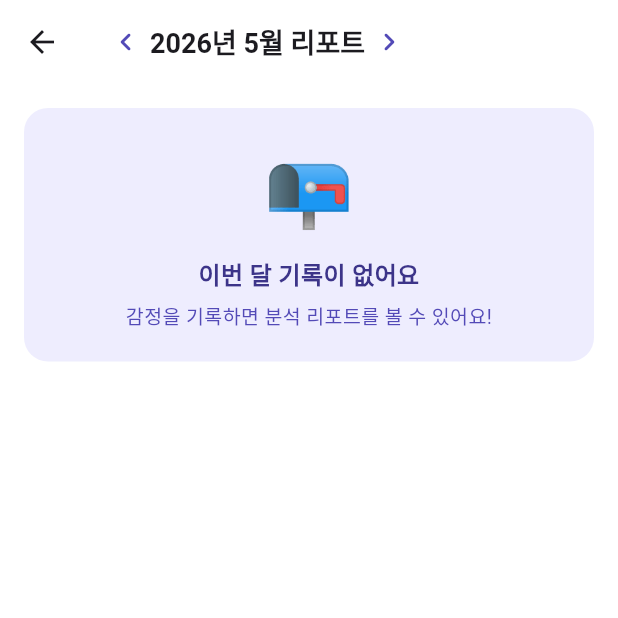
After one commit to JunHyeongChoii/Emolog, a Flutter app: the ReportScreen screen opened directly, on a phone screen of 412 x 824 dp, the top half of it. The commit adds this screen. Run offline on Flutter 3.47's test engine with Material 3 defaults, Android fonts, the phone set to English and light mode, and no system bars; our stand-ins replace hive, hive_flutter; accounts and stored records are empty.

Commit message:
feat: 감정 분석 리포트 화면 추가

```diff
--- a/lib/screens/monthly_emotion_screen.dart
+++ b/lib/screens/monthly_emotion_screen.dart
@@ -2,6 +2,7 @@ import 'package:flutter/material.dart';
 import 'package:hive_flutter/hive_flutter.dart';
 import '../models/emotion_entry.dart';
 import 'detail_emotion_screen.dart';
+import 'report_screen.dart';
 
 class MonthlyEmotionScreen extends StatefulWidget {
   const MonthlyEmotionScreen({super.key});
@@ -84,12 +85,22 @@ class _MonthlyEmotionScreenState extends State<MonthlyEmotionScreen> {
           ],
         ),
         actions: [
+          // 리포트 버튼
+          IconButton(
+            icon: const Icon(Icons.bar_chart_rounded,
+              color: Color(0xFF534AB7)),
+            onPressed: () => Navigator.push(
+              context,
+              MaterialPageRoute(
+                builder: (_) => const ReportScreen()),
+            ),
+          ),
           // 캘린더/리스트 뷰 전환
           IconButton(
             icon: Icon(
               _isCalendarView
-                  ? Icons.list_rounded
-                  : Icons.calendar_month_rounded,
+                ? Icons.list_rounded
+                : Icons.calendar_month_rounded,
               color: const Color(0xFF534AB7),
             ),
             onPressed: () =>
--- /dev/null
+++ b/lib/screens/report_screen.dart
@@ -0,0 +1,487 @@
+import 'package:flutter/material.dart';
+import 'package:hive_flutter/hive_flutter.dart';
+import '../models/emotion_entry.dart';
+import '../models/todo_entry.dart';
+import '../models/ledger_entry.dart';
+
+class ReportScreen extends StatefulWidget {
+  const ReportScreen({super.key});
+
+  @override
+  State<ReportScreen> createState() => _ReportScreenState();
+}
+
+class _ReportScreenState extends State<ReportScreen> {
+  late int _year;
+  late int _month;
+
+  @override
+  void initState() {
+    super.initState();
+    final now = DateTime.now();
+    _year = now.year;
+    _month = now.month;
+  }
+
+  void _prevMonth() {
+    setState(() {
+      if (_month == 1) { _month = 12; _year--; }
+      else { _month--; }
+    });
+  }
+
+  void _nextMonth() {
+    setState(() {
+      if (_month == 12) { _month = 1; _year++; }
+      else { _month++; }
+    });
+  }
+
+  String get _monthPrefix =>
+      '$_year-${_month.toString().padLeft(2, '0')}';
+
+  String _formatAmount(int amount) {
+    return amount.toString().replaceAllMapped(
+        RegExp(r'(\d{1,3})(?=(\d{3})+(?!\d))'), (m) => '${m[1]},');
+  }
+
+  @override
+  Widget build(BuildContext context) {
+    final emotionBox = Hive.box<EmotionEntry>('emotions');
+    final todoBox = Hive.box<TodoEntry>('todos');
+    final ledgerBox = Hive.box<LedgerEntry>('ledger');
+
+    // 해당 월 감정 기록 (빈 항목 제외)
+    final emotions = emotionBox.values
+        .where((e) => e.date.startsWith(_monthPrefix) && !e.isEmpty)
+        .toList();
+
+    // 해당 월 할일
+    final todos = todoBox.values
+        .where((t) => t.date.startsWith(_monthPrefix))
+        .toList();
+
+    // 해당 월 가계부
+    final ledgers = ledgerBox.values
+        .where((l) => l.date.startsWith(_monthPrefix))
+        .toList();
+
+    // 기본 통계
+    final totalDays = emotions.length;
+    final avgScore = totalDays == 0
+        ? 0.0
+        : emotions.fold(0, (sum, e) => sum + e.score) / totalDays;
+
+    // 감정별 횟수
+    final Map<int, int> scoreCounts = {};
+    for (var e in emotions) {
+      scoreCounts[e.score] = (scoreCounts[e.score] ?? 0) + 1;
+    }
+
+    // 긍정적인 날 (4~5점)
+    final positiveDays =
+        (scoreCounts[4] ?? 0) + (scoreCounts[5] ?? 0);
+
+    // 종합 평가 메시지
+    String heroEmoji;
+    String heroTitle;
+    String heroDesc;
+    if (totalDays == 0) {
+      heroEmoji = '📭';
+      heroTitle = '이번 달 기록이 없어요';
+      heroDesc = '감정을 기록하면 분석 리포트를 볼 수 있어요!';
+    } else if (avgScore >= 4.0) {
+      heroEmoji = '😄';
+      heroTitle = '이번 달은 정말 좋은 한 달이었어요!';
+      heroDesc =
+          '평균 감정 점수 ${avgScore.toStringAsFixed(1)}점으로\n$totalDays일 중 $positiveDays일을 긍정적으로 보냈어요.';
+    } else if (avgScore >= 3.0) {
+      heroEmoji = '😊';
+      heroTitle = '이번 달은 전반적으로 좋은 한 달이었어요!';
+      heroDesc =
+          '평균 감정 점수 ${avgScore.toStringAsFixed(1)}점으로\n$totalDays일 중 $positiveDays일을 긍정적으로 보냈어요.';
+    } else if (avgScore >= 2.0) {
+      heroEmoji = '😐';
+      heroTitle = '이번 달은 조금 힘든 한 달이었어요';
+      heroDesc =
+          '평균 감정 점수 ${avgScore.toStringAsFixed(1)}점이에요.\n다음 달은 더 좋은 날들이 기다리고 있을 거예요!';
+    } else {
+      heroEmoji = '😔';
+      heroTitle = '이번 달은 많이 힘드셨군요';
+      heroDesc =
+          '평균 감정 점수 ${avgScore.toStringAsFixed(1)}점이에요.\n자신을 위한 시간을 가져보세요.';
+    }
+
+    // 스트레스 날 vs 일반 날 지출 비교
+    String spendingInsight = '';
+    if (emotions.isNotEmpty && ledgers.isNotEmpty) {
+      final stressDates = emotions
+          .where((e) => e.score <= 2)
+          .map((e) => e.date)
+          .toSet();
+      final normalDates = emotions
+          .where((e) => e.score >= 3)
+          .map((e) => e.date)
+          .toSet();
+
+      int stressSpend = 0;
+      int stressCount = 0;
+      int normalSpend = 0;
+      int normalCount = 0;
+
+      for (var l in ledgers.where((l) => l.type == 'expense')) {
+        if (stressDates.contains(l.date)) {
+          stressSpend += l.amount;
+          stressCount++;
+        } else if (normalDates.contains(l.date)) {
+          normalSpend += l.amount;
+          normalCount++;
+        }
+      }
+
+      final avgStress =
+          stressCount > 0 ? stressSpend / stressDates.length : 0;
+      final avgNormal =
+          normalCount > 0 ? normalSpend / normalDates.length : 0;
+
+      if (stressDates.isNotEmpty && avgStress > avgNormal && avgNormal > 0) {
+        final diff = ((avgStress - avgNormal) / avgNormal * 100).toInt();
+        spendingInsight =
+            '감정 점수가 낮은 날의 평균 지출이 ${_formatAmount(avgStress.toInt())}원으로, 평소보다 $diff% 높았어요. 스트레스 받을 때 충동 소비가 일어나고 있어요!';
+      } else if (stressDates.isNotEmpty && avgStress <= avgNormal) {
+        spendingInsight = '스트레스 받는 날에도 지출을 잘 관리하고 있어요! 👍';
+      }
+    }
+
+    // 할일 완료율과 감정 상관관계
+    String todoInsight = '';
+    if (emotions.isNotEmpty && todos.isNotEmpty) {
+      double highTodoAvgScore = 0;
+      int highTodoCount = 0;
+      double lowTodoAvgScore = 0;
+      int lowTodoCount = 0;
+
+      for (var e in emotions) {
+        final dayTodos =
+            todos.where((t) => t.date == e.date).toList();
+        if (dayTodos.isEmpty) continue;
+
+        final done =
+            dayTodos.where((t) => t.isDone).length;
+        final rate = done / dayTodos.length;
+
+        if (rate >= 0.8) {
+          highTodoAvgScore += e.score;
+          highTodoCount++;
+        } else {
+          lowTodoAvgScore += e.score;
+          lowTodoCount++;
+        }
+      }
+
+      if (highTodoCount > 0 && lowTodoCount > 0) {
+        final highAvg = highTodoAvgScore / highTodoCount;
+        final lowAvg = lowTodoAvgScore / lowTodoCount;
+        if (highAvg > lowAvg) {
+          todoInsight =
+              '할 일을 80% 이상 완료한 날의 평균 감정이 ${highAvg.toStringAsFixed(1)}점으로 가장 높았어요. 성취감이 기분에 큰 영향을 주고 있어요!';
+        } else {
+          todoInsight = '할 일 완료 여부와 관계없이 감정을 잘 유지하고 있어요!';
+        }
+      }
+    }
+
+    // 요일별 감정 평균
+    final Map<int, List<int>> weekdayScores = {};
+    for (var e in emotions) {
+      final parts = e.date.split('-');
+      final dt = DateTime(
+          int.parse(parts[0]), int.parse(parts[1]), int.parse(parts[2]));
+      weekdayScores.putIfAbsent(dt.weekday, () => []).add(e.score);
+    }
+
+    String weekdayInsight = '';
+    if (weekdayScores.length >= 3) {
+      final weekdayAvgs = weekdayScores.map((k, v) =>
+          MapEntry(k, v.fold(0, (a, b) => a + b) / v.length));
+      final bestDay = weekdayAvgs.entries
+          .reduce((a, b) => a.value >= b.value ? a : b);
+      final worstDay = weekdayAvgs.entries
+          .reduce((a, b) => a.value <= b.value ? a : b);
+      const weekdays = ['', '월', '화', '수', '목', '금', '토', '일'];
+      weekdayInsight =
+          '${weekdays[bestDay.key]}요일이 평균 ${bestDay.value.toStringAsFixed(1)}점으로 가장 좋고, ${weekdays[worstDay.key]}요일이 평균 ${worstDay.value.toStringAsFixed(1)}점으로 가장 힘들었어요.';
+    }
+
+    // 다음 달 팁
+    final List<Map<String, String>> tips = [];
+    if (spendingInsight.contains('충동 소비')) {
+      tips.add({
+        'title': '스트레스 날 지출 줄이기',
+        'desc': '감정 점수가 낮은 날엔 큰 지출을 미뤄보세요. 기분이 나아진 후 결정하면 후회가 줄어요!',
+      });
+    }
+    if (weekdayScores.isNotEmpty) {
+      final weekdayAvgs = weekdayScores.map((k, v) =>
+          MapEntry(k, v.fold(0, (a, b) => a + b) / v.length));
+      if (weekdayAvgs.isNotEmpty) {
+        final worstDay = weekdayAvgs.entries
+            .reduce((a, b) => a.value <= b.value ? a : b);
+        const weekdays = ['', '월', '화', '수', '목', '금', '토', '일'];
+        tips.add({
+          'title': '${weekdays[worstDay.key]}요일 루틴 만들기',
+          'desc':
+              '${weekdays[worstDay.key]}요일 기분이 가장 낮아요. 작은 할 일부터 시작해서 성취감을 쌓아보세요!',
+        });
+      }
+    }
+    if (avgScore < 3.0) {
+      tips.add({
+        'title': '나를 위한 시간 만들기',
+        'desc': '이번 달 힘드셨죠? 좋아하는 것을 하며 나를 위한 시간을 가져보세요.',
+      });
+    }
+    if (tips.isEmpty) {
+      tips.add({
+        'title': '꾸준히 기록하기',
+        'desc': '매일 감정을 기록하면 더 정확한 분석을 받을 수 있어요!',
+      });
+    }
+
+    return Scaffold(
+      backgroundColor: Colors.white,
+      appBar: AppBar(
+        backgroundColor: Colors.white,
+        title: Row(
+          children: [
+            GestureDetector(
+              onTap: _prevMonth,
+              child: const Icon(Icons.chevron_left_rounded,
+                  color: Color(0xFF534AB7)),
+            ),
+            const SizedBox(width: 4),
+            Text(
+              '$_year년 $_month월 리포트',
+              style: const TextStyle(
+                  fontWeight: FontWeight.bold, fontSize: 18),
+            ),
+            const SizedBox(width: 4),
+            GestureDetector(
+              onTap: _nextMonth,
+              child: const Icon(Icons.chevron_right_rounded,
+                  color: Color(0xFF534AB7)),
+            ),
+          ],
+        ),
+      ),
+      body: SingleChildScrollView(
+        padding: const EdgeInsets.all(16),
+        child: Column(
+          crossAxisAlignment: CrossAxisAlignment.start,
+          children: [
+
+            // 종합 평가 카드
+            Container(
+              width: double.infinity,
+              padding: const EdgeInsets.all(20),
+              decoration: BoxDecoration(
+                color: const Color(0xFFEEEDFE),
+                borderRadius: BorderRadius.circular(16),
+              ),
+              child: Column(
+                children: [
+                  Text(heroEmoji,
+                      style: const TextStyle(fontSize: 48)),
+                  const SizedBox(height: 10),
+                  Text(
+                    heroTitle,
+                    style: const TextStyle(
+                      fontSize: 16,
+                      fontWeight: FontWeight.bold,
+                      color: Color(0xFF3C3489),
+                    ),
+                    textAlign: TextAlign.center,
+                  ),
+                  const SizedBox(height: 6),
+                  Text(
+                    heroDesc,
+                    style: const TextStyle(
+                        fontSize: 13, color: Color(0xFF534AB7)),
+                    textAlign: TextAlign.center,
+                  ),
+                ],
+              ),
+            ),
+
+            const SizedBox(height: 16),
+
+            if (totalDays > 0) ...[
+
+              // 인사이트
+              const Text('이달의 인사이트',
+                  style: TextStyle(
+                      fontSize: 13,
+                      fontWeight: FontWeight.w500,
+                      color: Colors.grey)),
+              const SizedBox(height: 8),
+
+              // 지출 인사이트
+              if (spendingInsight.isNotEmpty)
+                _insightCard('💸', '스트레스와 지출의 관계', spendingInsight,
+                    spendingInsight.contains('충동 소비')),
+
+              // 할일 인사이트
+              if (todoInsight.isNotEmpty)
+                _insightCard('✅', '할 일 완료율과 기분', todoInsight, false),
+
+              // 요일 인사이트
+              if (weekdayInsight.isNotEmpty)
+                _insightCard('📅', '요일별 감정 패턴', weekdayInsight, false),
+
+              const SizedBox(height: 16),
+
+              // 감정 분포
+              const Text('감정 분포',
+                  style: TextStyle(
+                      fontSize: 13,
+                      fontWeight: FontWeight.w500,
+                      color: Colors.grey)),
+              const SizedBox(height: 8),
+
+              ...[1, 2, 3, 4, 5].map((score) {
+                const emojis = ['', '😢', '😔', '😐', '😊', '😄'];
+                const colors = [
+                  Colors.transparent,
+                  Color(0xFFA32D2D),
+                  Color(0xFFAFA9EC),
+                  Color(0xFF534AB7),
+                  Color(0xFF534AB7),
+                  Color(0xFF534AB7),
+                ];
+                final count = scoreCounts[score] ?? 0;
+                final maxCount = scoreCounts.values.isEmpty
+                    ? 1
+                    : scoreCounts.values
+                        .reduce((a, b) => a > b ? a : b);
+                final ratio = maxCount > 0 ? count / maxCount : 0.0;
+
+                return Padding(
+                  padding: const EdgeInsets.only(bottom: 6),
+                  child: Row(
+                    children: [
+                      Text(emojis[score],
+                          style: const TextStyle(fontSize: 16)),
+                      const SizedBox(width: 8),
+                      Expanded(
+                        child: ClipRRect(
+                          borderRadius: BorderRadius.circular(10),
+                          child: LinearProgressIndicator(
+                            value: ratio,
+                            backgroundColor: Colors.grey.shade200,
+                            color: colors[score],
+                            minHeight: 8,
+                          ),
+                        ),
+                      ),
+                      const SizedBox(width: 8),
+                      SizedBox(
+                        width: 28,
+                        child: Text(
+                          '$count일',
+                          style: const TextStyle(
+                              fontSize: 11, color: Colors.grey),
+                          textAlign: TextAlign.right,
+                        ),
+                      ),
+                    ],
+                  ),
+                );
+              }),
+
+              const SizedBox(height: 16),
+
+              // 다음 달 팁
+              const Text('💡 다음 달을 위한 팁',
+                  style: TextStyle(
+                      fontSize: 13,
+                      fontWeight: FontWeight.w500,
+                      color: Colors.grey)),
+              const SizedBox(height: 8),
+
+              ...tips.map((tip) => Container(
+                    margin: const EdgeInsets.only(bottom: 8),
+                    padding: const EdgeInsets.all(14),
+                    decoration: BoxDecoration(
+                      color: const Color(0xFFE1F5EE),
+                      borderRadius: BorderRadius.circular(12),
+                    ),
+                    child: Column(
+                      crossAxisAlignment: CrossAxisAlignment.start,
+                      children: [
+                        Text(
+                          tip['title']!,
+                          style: const TextStyle(
+                            fontSize: 13,
+                            fontWeight: FontWeight.bold,
+                            color: Color(0xFF085041),
+                          ),
+                        ),
+                        const SizedBox(height: 4),
+                        Text(
+                          tip['desc']!,
+                          style: const TextStyle(
+                              fontSize: 12,
+                              color: Color(0xFF0F6E56),
+                              height: 1.5),
+                        ),
+                      ],
+                    ),
+                  )),
+            ],
+
+            const SizedBox(height: 24),
+          ],
+        ),
+      ),
+    );
+  }
+
+  Widget _insightCard(
+      String icon, String title, String desc, bool isWarning) {
+    return Container(
+      margin: const EdgeInsets.only(bottom: 8),
+      padding: const EdgeInsets.all(14),
+      decoration: BoxDecoration(
+        color: const Color(0xFFF8F8FC),
+        borderRadius: BorderRadius.circular(12),
+      ),
+      child: Column(
+        crossAxisAlignment: CrossAxisAlignment.start,
+        children: [
+          Row(
+            children: [
+              Text(icon, style: const TextStyle(fontSize: 16)),
+              const SizedBox(width: 6),
+              Text(
+                title,
+                style: const TextStyle(
+                    fontSize: 13, fontWeight: FontWeight.w500),
+              ),
+            ],
+          ),
+          const SizedBox(height: 6),
+          Text(
+            desc,
+            style: TextStyle(
+              fontSize: 12,
+              color: isWarning
+                  ? const Color(0xFFA32D2D)
+                  : Colors.black87,
+              height: 1.6,
+            ),
+          ),
+        ],
+      ),
+    );
+  }
+}
```
